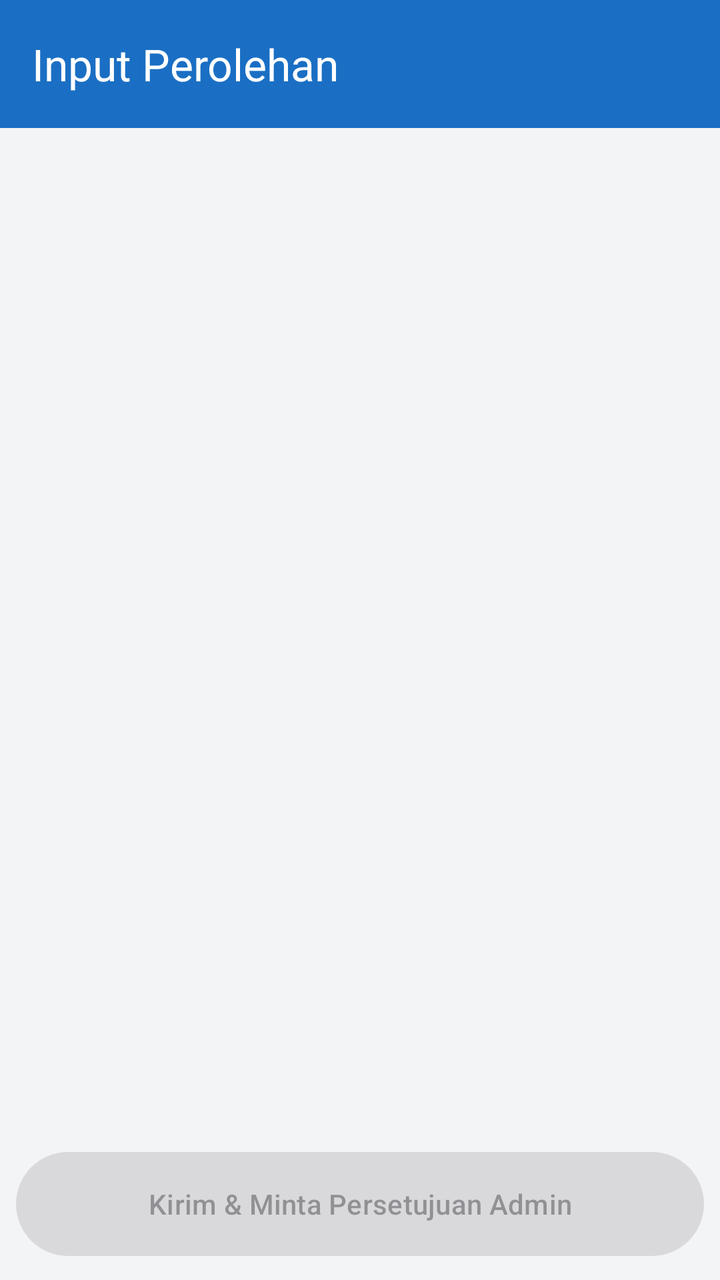
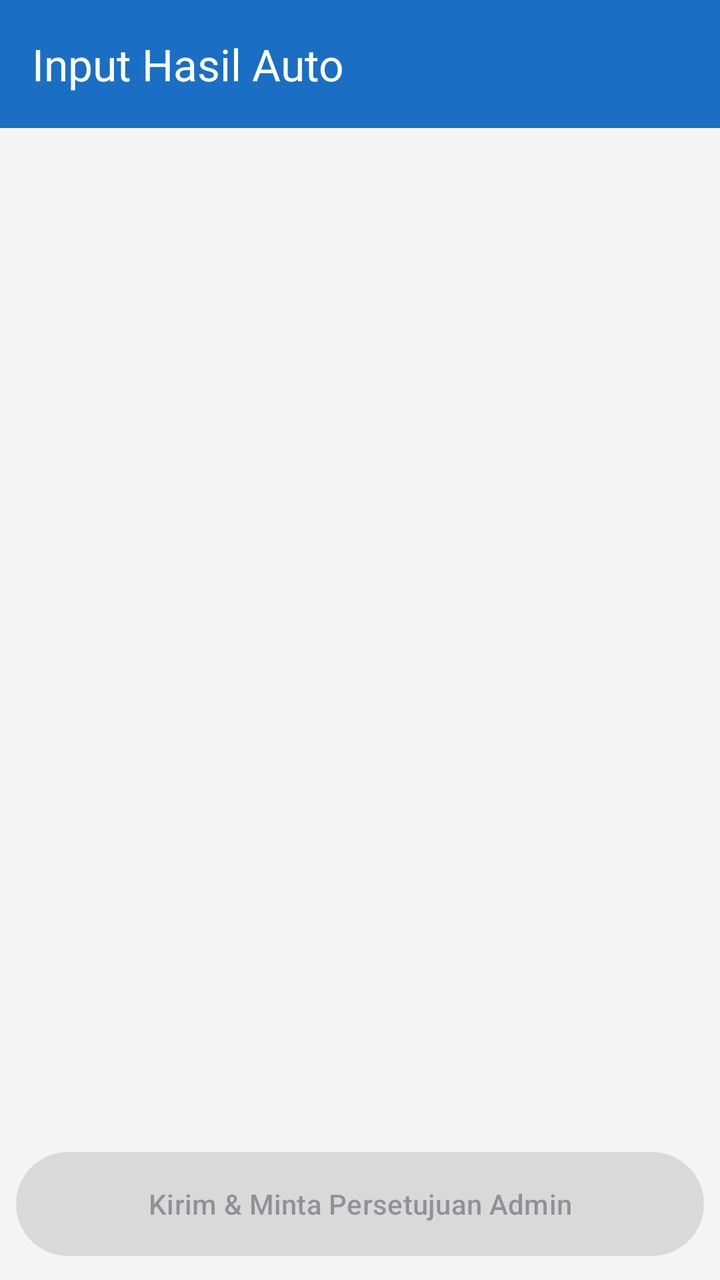

Screens rendered from an Android XML layout before and after an edit, with the pre-edit source and the edit as a unified diff.
<!-- AndroidManifest.xml: application theme Theme.LotCard -->
<!-- res/layout/activity_input.xml -->
<?xml version="1.0" encoding="utf-8"?>
<LinearLayout xmlns:android="http://schemas.android.com/apk/res/android"
    xmlns:app="http://schemas.android.com/apk/res-auto"
    android:layout_width="match_parent"
    android:layout_height="match_parent"
    android:orientation="vertical">

    <com.google.android.material.appbar.MaterialToolbar
        android:id="@+id/toolbar"
        android:layout_width="match_parent"
        android:layout_height="?attr/actionBarSize"
        android:background="@color/brand"
        android:theme="@style/ThemeOverlay.Material3.Dark.ActionBar"
        app:popupTheme="@style/ToolbarPopup"
        app:title="Input Perolehan" />

    <FrameLayout
        android:layout_width="match_parent"
        android:layout_height="0dp"
        android:layout_weight="1">

        <ScrollView
            android:id="@+id/scroll"
            android:layout_width="match_parent"
            android:layout_height="match_parent">

            <LinearLayout
                android:id="@+id/content"
                android:layout_width="match_parent"
                android:layout_height="wrap_content"
                android:orientation="vertical"
                android:padding="12dp" />
        </ScrollView>

        <ProgressBar
            android:id="@+id/progress"
            android:layout_width="wrap_content"
            android:layout_height="wrap_content"
            android:layout_gravity="center" />

        <LinearLayout
            android:id="@+id/errorBox"
            android:layout_width="match_parent"
            android:layout_height="wrap_content"
            android:layout_gravity="center"
            android:gravity="center"
            android:orientation="vertical"
            android:padding="24dp"
            android:visibility="gone">

            <TextView
                android:id="@+id/errorText"
                android:layout_width="match_parent"
                android:layout_height="wrap_content"
                android:gravity="center"
                android:textColor="@color/text"
                android:textSize="16sp" />

            <com.google.android.material.button.MaterialButton
                android:id="@+id/btnRetry"
                style="@style/Widget.Material3.Button.OutlinedButton"
                android:layout_width="wrap_content"
                android:layout_height="wrap_content"
                android:layout_marginTop="16dp"
                android:text="Coba lagi" />
        </LinearLayout>
    </FrameLayout>

    <com.google.android.material.button.MaterialButton
        android:id="@+id/btnSubmit"
        android:layout_width="match_parent"
        android:layout_height="60dp"
        android:layout_margin="8dp"
        android:enabled="false"
        android:text="Kirim &amp; Minta Persetujuan Admin" />
</LinearLayout>
<!-- resources referenced by this layout -->
<resources>
  <color name="brand">#1A6FC4</color>
  <color name="text">#111827</color>
  <style name="ToolbarPopup" parent="ThemeOverlay.Material3.Light">
          <item name="android:textColorPrimary">@android:color/black</item>
          <item name="android:textColor">@android:color/black</item>
          <item name="android:colorBackground">@android:color/white</item>
          <item name="colorSurface">@android:color/white</item>
          <item name="colorOnSurface">@android:color/black</item>
      </style>
  <style name="Theme.LotCard" parent="Theme.Material3.Light.NoActionBar">
          <item name="colorPrimary">@color/brand</item>
          <item name="colorPrimaryDark">@color/brand_dark</item>
          <item name="colorOnPrimary">@color/white</item>
          <item name="android:statusBarColor">@color/brand_dark</item>
          <item name="android:windowBackground">@color/bg</item>
      </style>
  <color name="brand_dark">#12508F</color>
  <color name="white">#FFFFFF</color>
  <color name="bg">#F3F4F6</color>
</resources>

<!-- the commit's change to res/layout/activity_input.xml (unified diff, before → after) -->
@@ -12,7 +12,7 @@
         android:background="@color/brand"
         android:theme="@style/ThemeOverlay.Material3.Dark.ActionBar"
         app:popupTheme="@style/ToolbarPopup"
-        app:title="Input Perolehan" />
+        app:title="Input Hasil Auto" />
 
     <FrameLayout
         android:layout_width="match_parent"
